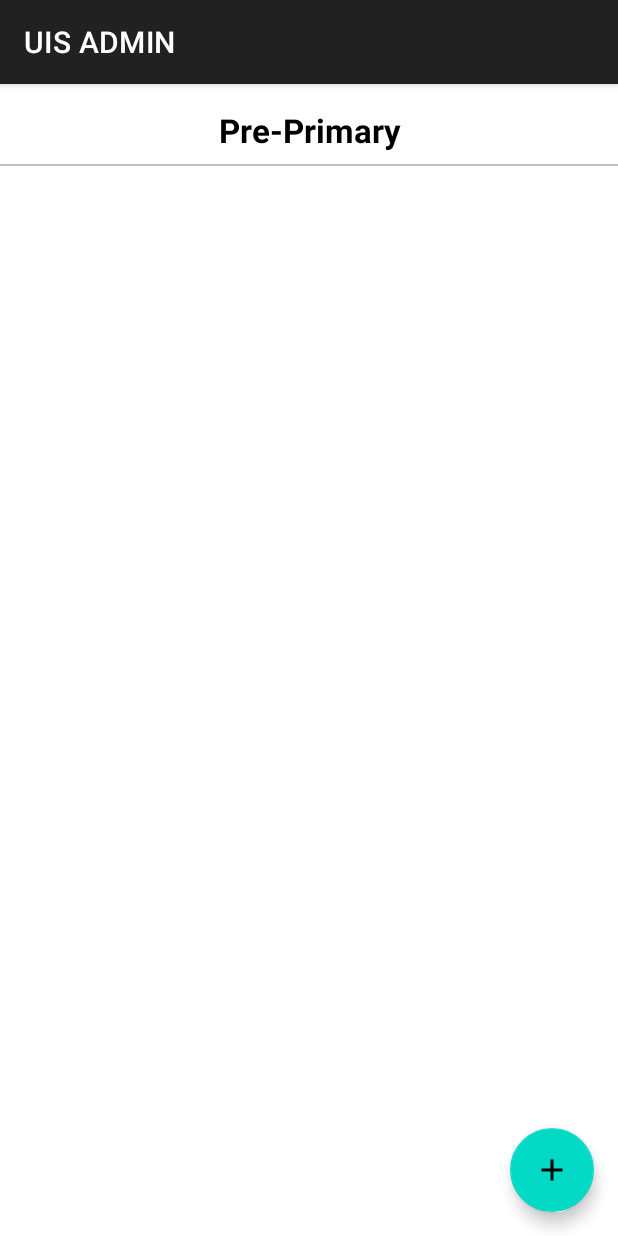
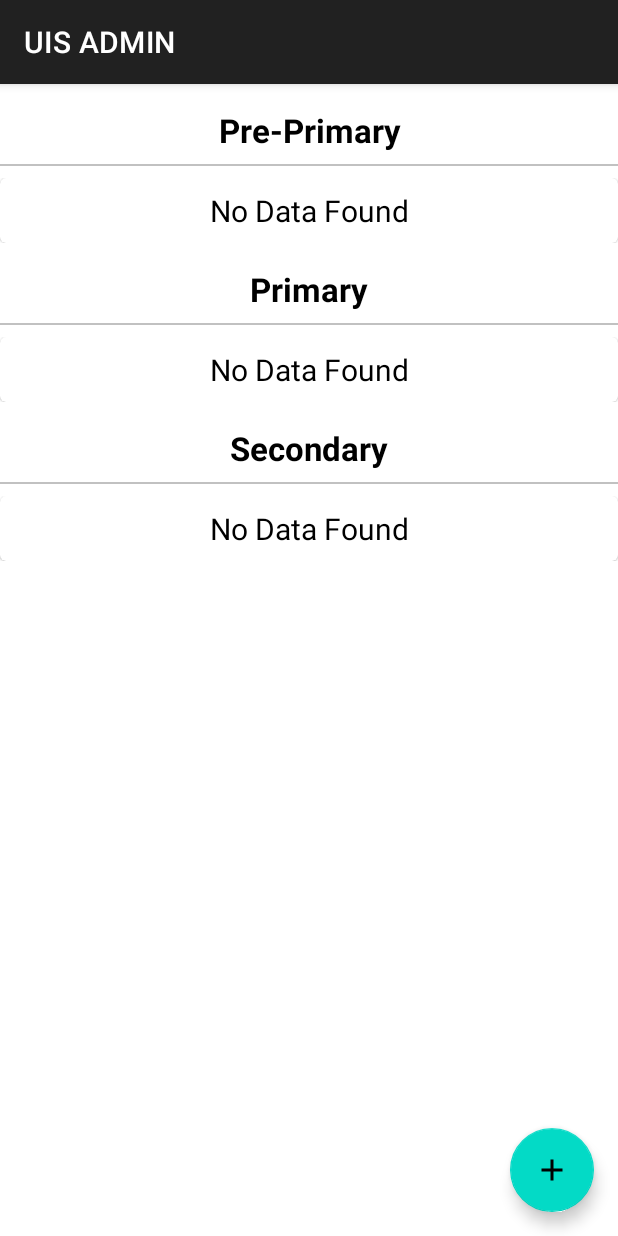
Before and after one commit to aryan7137/UIS_ADMIN_APP, an Android app: the UpdateFaculty screen opened directly, with no data from a screen before it, on a phone screen of 412 x 824 dp. Run offline under Robolectric (Android 15) with nearby library versions, the phone set to English and light mode, and no system bars.

Commit message:
Uploading Teacher Data

```diff
--- /dev/null
+++ b/app/src/main/java/com/example/uisadmin/faculty/TeacherAdapter.java
@@ -0,0 +1,52 @@
+package com.example.uisadmin.faculty;
+
+import android.content.Context;
+import android.view.View;
+import android.view.ViewGroup;
+import android.widget.Button;
+import android.widget.ImageView;
+import android.widget.TextView;
+
+import androidx.annotation.NonNull;
+import androidx.recyclerview.widget.RecyclerView;
+
+import java.util.List;
+
+public class TeacherAdapter extends RecyclerView.Adapter<TeacherAdapter.TeacherViewAdapter> {
+    private List<TeacherData> list;
+    private Context context;
+
+
+    public TeacherAdapter(List<TeacherData> list, Context context) {
+        this.list = list;
+        this.context = context;
+    }
+
+    @NonNull
+    @Override
+    public TeacherViewAdapter onCreateViewHolder(@NonNull ViewGroup parent, int viewType) {
+        return null;
+    }
+
+    @Override
+    public void onBindViewHolder(@NonNull TeacherViewAdapter holder, int position) {
+
+    }
+
+    @Override
+    public int getItemCount() {
+        return 0;
+    }
+
+    public class TeacherViewAdapter extends RecyclerView.ViewHolder {
+
+        private TextView name, email, post, contact;
+        private Button update;
+        private ImageView imageView;
+        public TeacherViewAdapter(@NonNull View itemView) {
+            super(itemView);
+
+
+        }
+    }
+}
--- a/app/src/main/res/layout/activity_update_faculty2.xml
+++ b/app/src/main/res/layout/activity_update_faculty2.xml
@@ -41,6 +41,87 @@
                 android:layout_height="1dp"
                 android:layout_marginVertical="8dp"
                 android:background="#c1c1c1"/>
+
+            <androidx.recyclerview.widget.RecyclerView
+                android:layout_width="match_parent"
+                android:layout_height="wrap_content"
+                android:id="@+id/preprimary"
+                android:visibility="gone"
+                android:nestedScrollingEnabled="false"/>
+
+            <LinearLayout
+                android:layout_width="match_parent"
+                android:layout_height="wrap_content"
+                android:orientation="vertical"
+                android:id="@+id/ppNoData">
+                <include layout="@layout/no_data_found"/>
+            </LinearLayout>
+
+
+            <TextView
+                android:layout_width="match_parent"
+                android:layout_height="wrap_content"
+                android:text="Primary"
+                android:gravity="center"
+                android:textSize="22sp"
+                android:textColor="@color/textColor"
+                android:textStyle="bold"
+                android:layout_marginTop="16dp"/>
+
+            <View
+                android:layout_width="match_parent"
+                android:layout_height="1dp"
+                android:layout_marginVertical="8dp"
+                android:background="#c1c1c1"/>
+
+            <androidx.recyclerview.widget.RecyclerView
+                android:layout_width="match_parent"
+                android:layout_height="wrap_content"
+                android:id="@+id/primary"
+                android:visibility="gone"
+                android:nestedScrollingEnabled="false"/>
+
+            <LinearLayout
+                android:layout_width="match_parent"
+                android:layout_height="wrap_content"
+                android:orientation="vertical"
+                android:id="@+id/primaryNoData">
+                <include layout="@layout/no_data_found"/>
+            </LinearLayout>
+
+
+            <TextView
+                android:layout_width="match_parent"
+                android:layout_height="wrap_content"
+                android:text="Secondary"
+                android:gravity="center"
+                android:textSize="22sp"
+                android:textColor="@color/textColor"
+                android:textStyle="bold"
+                android:layout_marginTop="16dp"/>
+
+            <View
+                android:layout_width="match_parent"
+                android:layout_height="1dp"
+                android:layout_marginVertical="8dp"
+                android:background="#c1c1c1"/>
+
+            <androidx.recyclerview.widget.RecyclerView
+                android:layout_width="match_parent"
+                android:layout_height="wrap_content"
+                android:id="@+id/secondary"
+                android:visibility="gone"
+                android:nestedScrollingEnabled="false"/>
+
+            <LinearLayout
+                android:layout_width="match_parent"
+                android:layout_height="wrap_content"
+                android:orientation="vertical"
+                android:id="@+id/secNoData">
+                <include layout="@layout/no_data_found"/>
+            </LinearLayout>
+
+
         </LinearLayout>
 
     </androidx.core.widget.NestedScrollView>
```
